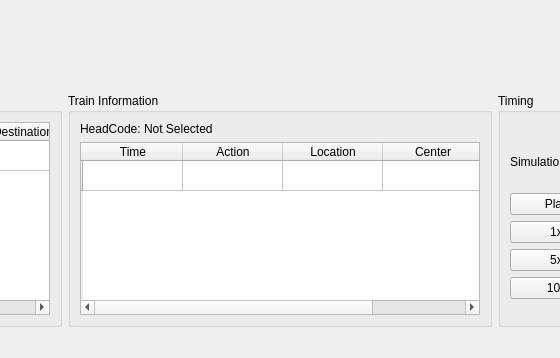
Above: SignallingSimulator/mainGUI.ui from Apeami/SignallingSimulator before the change; both pictures show x 351 to 911 and y 420 to 778 of the 1377 by 778 pixel window. Below: the same form after it.
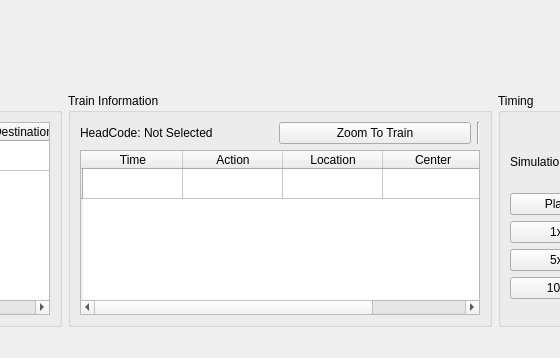
That is the form after the change. Custom widgets are drawn as their Qt base class.

Commit message: Added zoom to train button

Diff of the .ui file:
```diff
--- a/SignallingSimulator/mainGUI.ui
+++ b/SignallingSimulator/mainGUI.ui
@@ -130,11 +130,29 @@
           </widget>
          </item>
          <item row="0" column="0">
+          <layout class="QHBoxLayout" name="horizontalLayout_2">
+           <item>
           <widget class="QLabel" name="CurrentHeadcode">
            <property name="text">
             <string>HeadCode: Not Selected</string>
            </property>
           </widget>
+           </item>
+           <item>
+            <widget class="QPushButton" name="ZoomToTrainButton">
+             <property name="text">
+              <string>Zoom To Train</string>
+             </property>
+            </widget>
+           </item>
+           <item>
+            <widget class="Line" name="line">
+             <property name="orientation">
+              <enum>Qt::Vertical</enum>
+             </property>
+            </widget>
+           </item>
+          </layout>
          </item>
         </layout>
        </widget>
```
Lines whose indentation alone changed are shown as unchanged. The commit also changes 3 other files.
